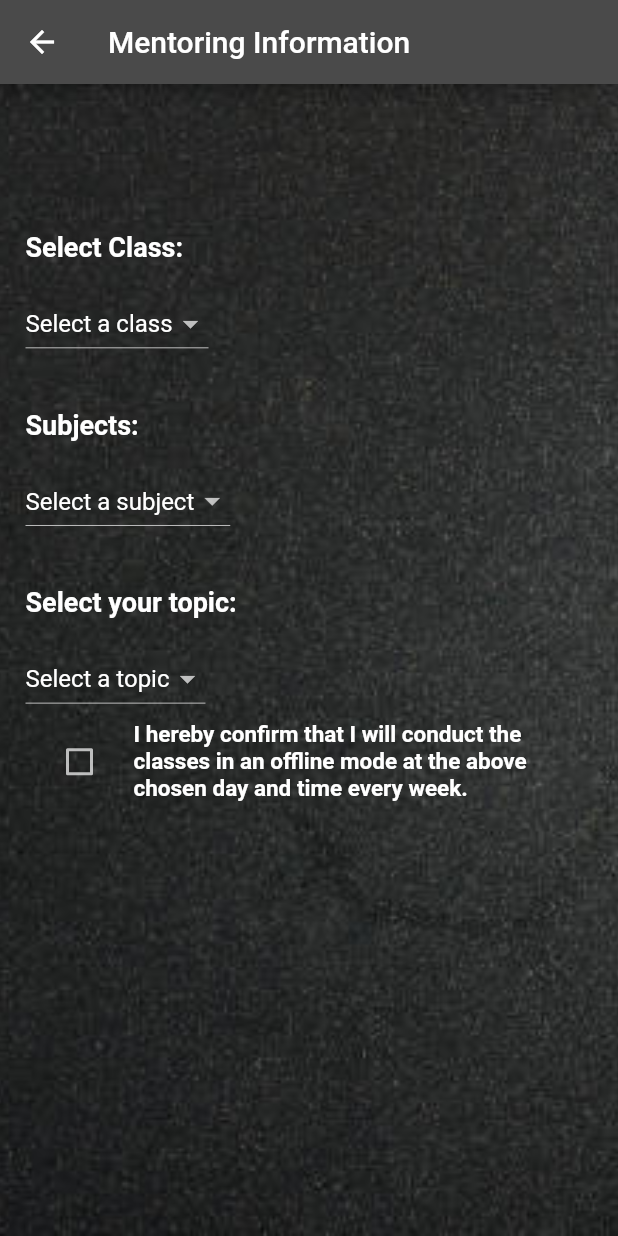
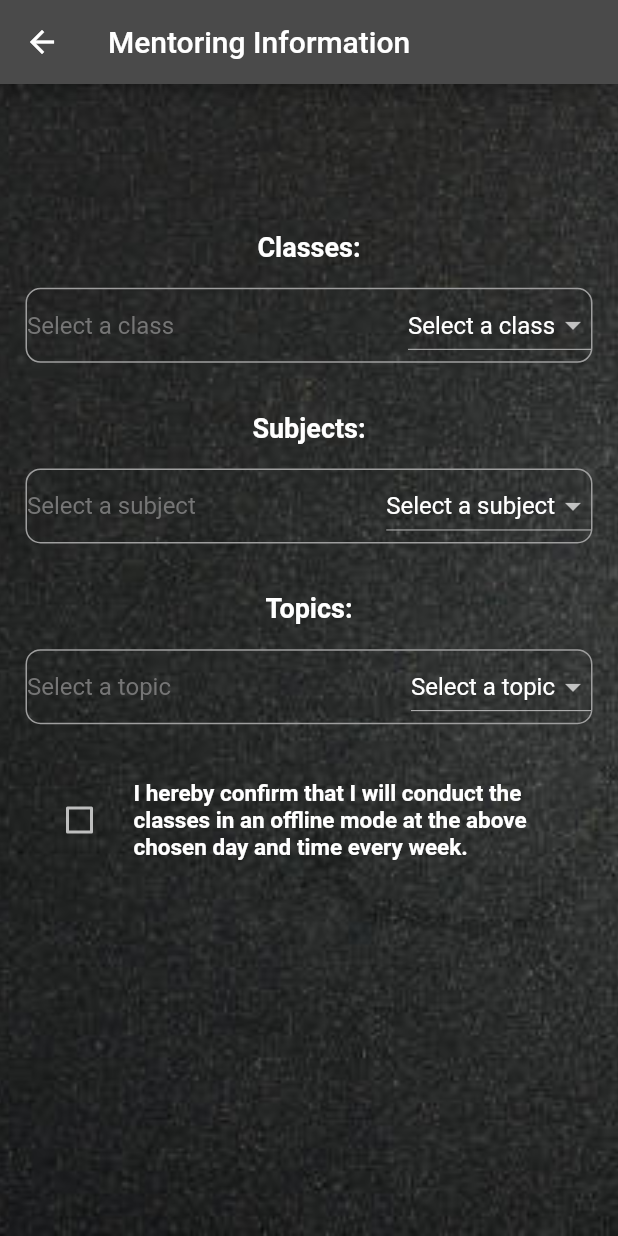
Before and after one commit to DiyaSingla/Learn-Aid, a Flutter app: the NextMentorPage screen opened directly with empty values, on a phone screen of 412 x 824 dp. Run offline on Flutter 3.47's test engine with Material 2 defaults, Android fonts, the phone set to English and light mode, and no system bars; our stand-ins replace cloud_firestore, firebase_auth, firebase_core; accounts and stored records are empty; Roboto replaces fonts that are missing (Alkalami).

Commit message:
some minor changes

```diff
--- a/lib/dashboard.dart
+++ b/lib/dashboard.dart
@@ -11,7 +11,7 @@ class Dashboard extends StatelessWidget {
       child: Hero(
           tag: 'logo',
           child: SizedBox(
-            height: 160,
+            height: MediaQuery.of(context).size.height * 0.2,
             child: Image.asset('images/learnaidlogo.jpeg'),
           )),
     );
--- a/lib/mentor_second_page.dart
+++ b/lib/mentor_second_page.dart
@@ -63,17 +63,41 @@ class _NextMentorPageState extends State<NextMentorPage> {
             child: Padding(
               padding: const EdgeInsets.all(16.0),
               child: Column(
-                crossAxisAlignment: CrossAxisAlignment.start,
+                crossAxisAlignment: CrossAxisAlignment.center,
                 children: [
                   const Text(
-                    'Select Class:',
+                    'Classes:',
                     style: TextStyle(
                       color: Colors.white,
                       fontWeight: FontWeight.bold,
                       fontSize: 18.0,
                     ),
+                    textAlign: TextAlign.center,
                   ),
                   SizedBox(height: MediaQuery.of(context).size.height * 0.02),
+                  Container(
+                    decoration: BoxDecoration(
+                      borderRadius: BorderRadius.circular(10),
+                      border: Border.all(
+                        color: Colors.grey,
+                        width: 1,
+                      ),
+                    ),
+                    child: Row(
+                      children: [
+                        Expanded(
+                          child: Padding(
+                            padding:
+                                const EdgeInsets.symmetric(horizontal: 0.0),
+                            child: Text(
+                              'Select a class',
+                              style: TextStyle(
+                                color: Colors.grey[600],
+                                fontSize: 16,
+                              ),
+                            ),
+                          ),
+                        ),
                         DropdownButton<String>(
                           value: selectedClass,
                           items: _section
@@ -94,6 +118,9 @@ class _NextMentorPageState extends State<NextMentorPage> {
                             });
                           },
                         ),
+                      ],
+                    ),
+                  ),
                   SizedBox(height: MediaQuery.of(context).size.height * 0.04),
                   const Text(
                     'Subjects:',
@@ -104,9 +131,32 @@ class _NextMentorPageState extends State<NextMentorPage> {
                     ),
                   ),
                   SizedBox(height: MediaQuery.of(context).size.height * 0.02),
+                  Container(
+                    decoration: BoxDecoration(
+                      borderRadius: BorderRadius.circular(10),
+                      border: Border.all(
+                        color: Colors.grey,
+                        width: 1,
+                      ),
+                    ),
+                    child: Row(
+                      children: [
+                        Expanded(
+                          child: Padding(
+                            padding:
+                                const EdgeInsets.symmetric(horizontal: 0.0),
+                            child: Text(
+                              'Select a subject',
+                              style: TextStyle(
+                                color: Colors.grey[600],
+                                fontSize: 16,
+                              ),
+                            ),
+                          ),
+                        ),
                         DropdownButton<String>(
-                    value: selectedSubject,
-                    items: _subjects
+                          value: selectedClass,
+                          items: _section
                               .map(
                                 (subject) => DropdownMenuItem<String>(
                                   child: Text(subject),
@@ -124,25 +174,49 @@ class _NextMentorPageState extends State<NextMentorPage> {
                             });
                           },
                         ),
+                      ],
+                    ),
+                  ),
                   SizedBox(height: MediaQuery.of(context).size.height * 0.04),
                   const Text(
-                    'Select your topic:',
+                    'Topics:',
                     style: TextStyle(
                       color: Colors.white,
                       fontWeight: FontWeight.bold,
                       fontSize: 18.0,
                     ),
+                    textAlign: TextAlign.center,
                   ),
                   SizedBox(height: MediaQuery.of(context).size.height * 0.02),
+                  Container(
+                    decoration: BoxDecoration(
+                      borderRadius: BorderRadius.circular(10),
+                      border: Border.all(
+                        color: Colors.grey,
+                        width: 1,
+                      ),
+                    ),
+                    child: Row(
+                      children: [
+                        Expanded(
+                          child: Padding(
+                            padding:
+                                const EdgeInsets.symmetric(horizontal: 0.0),
+                            child: Text(
+                              'Select a topic',
+                              style: TextStyle(
+                                color: Colors.grey[600],
+                                fontSize: 16,
+                              ),
+                            ),
+                          ),
+                        ),
                         DropdownButton<String>(
                           value: selectedTopic,
                           items: _topics
                               .map(
                                 (topic) => DropdownMenuItem<String>(
-                            child: Text(
-                              topic,
-                              style: TextStyle(color: Colors.white),
-                            ),
+                                  child: Text(topic),
                                   value: topic,
                                 ),
                               )
@@ -152,13 +226,15 @@ class _NextMentorPageState extends State<NextMentorPage> {
                             style: TextStyle(color: Colors.white),
                           ),
                           onChanged: (newValue) {
-                      setState(
-                        () {
+                            setState(() {
                               selectedTopic = newValue;
-                        },
-                      );
+                            });
                           },
                         ),
+                      ],
+                    ),
+                  ),
+                  SizedBox(height: MediaQuery.of(context).size.height * 0.04),
                   CheckboxListTile(
                     title: const Text(
                         'I hereby confirm that I will conduct the classes in an offline mode at the above chosen day and time every week.',
@@ -167,7 +243,8 @@ class _NextMentorPageState extends State<NextMentorPage> {
                           fontFamily: "Alkalami",
                           fontWeight: FontWeight.bold,
                           fontSize: 15,
-                        )),
+                        ),
+                        ),
                     value: _isChecked,
                     onChanged: (bool? value) {
                       setState(
@@ -181,6 +258,9 @@ class _NextMentorPageState extends State<NextMentorPage> {
                   Center(
                       child: _isChecked == true
                           ? ElevatedButton(
+                            style: ButtonStyle(
+                              backgroundColor:MaterialStateProperty.all<Color>(Color(0xff4a4a4a)),
+                            ),
                               onPressed: () {
                                 // Store the value when the button is pressed
                                 final docUser = FirebaseFirestore.instance
```
Also changed, not shown: lib/mentor_first_page.dart (+25 -18 lines), lib/ngo_first_page.dart (+22 -17 lines), lib/ngo_second_page.dart (+14 -9 lines), lib/registration_page.dart (+7 -15 lines), images/registrationpage.png. Lines whose indentation alone changed are shown as unchanged.
